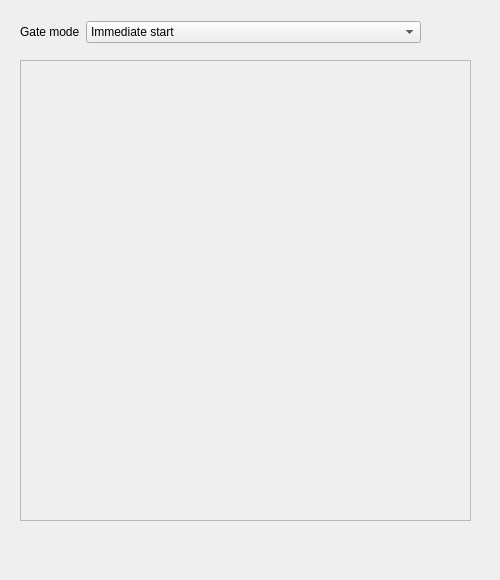
Above: Forms/GateTab.ui from billkarsh/SpikeGLX before the change. Below: the same form after it.
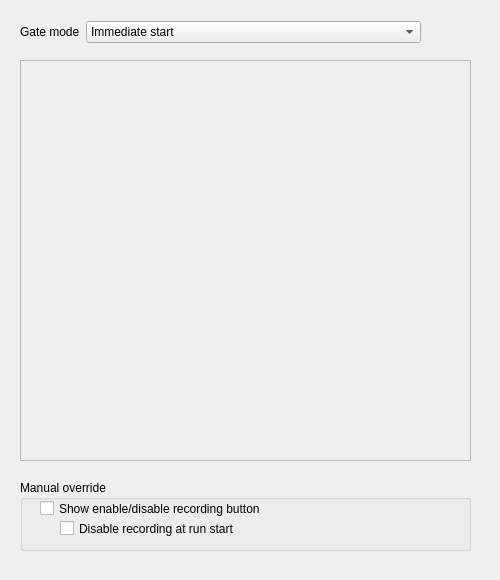
That is the form after the change.

Diff of the .ui file:
```diff
--- a/Forms/GateTab.ui
+++ b/Forms/GateTab.ui
@@ -25,7 +25,7 @@
      <x>20</x>
      <y>60</y>
      <width>451</width>
-     <height>461</height>
+     <height>401</height>
     </rect>
    </property>
    <property name="frameShape">
@@ -80,6 +80,45 @@
     </item>
    </layout>
   </widget>
+  <widget class="QGroupBox" name="manOvGB">
+   <property name="geometry">
+    <rect>
+     <x>20</x>
+     <y>480</y>
+     <width>451</width>
+     <height>71</height>
+    </rect>
+   </property>
+   <property name="title">
+    <string>Manual override</string>
+   </property>
+   <widget class="QCheckBox" name="manOvShowButChk">
+    <property name="geometry">
+     <rect>
+      <x>20</x>
+      <y>20</y>
+      <width>301</width>
+      <height>17</height>
+     </rect>
+    </property>
+    <property name="text">
+     <string>Show enable/disable recording button</string>
+    </property>
+   </widget>
+   <widget class="QCheckBox" name="manOvInitOffChk">
+    <property name="geometry">
+     <rect>
+      <x>40</x>
+      <y>40</y>
+      <width>301</width>
+      <height>17</height>
+     </rect>
+    </property>
+    <property name="text">
+     <string>Disable recording at run start</string>
+    </property>
+   </widget>
+  </widget>
  </widget>
  <resources/>
  <connections/>
```
